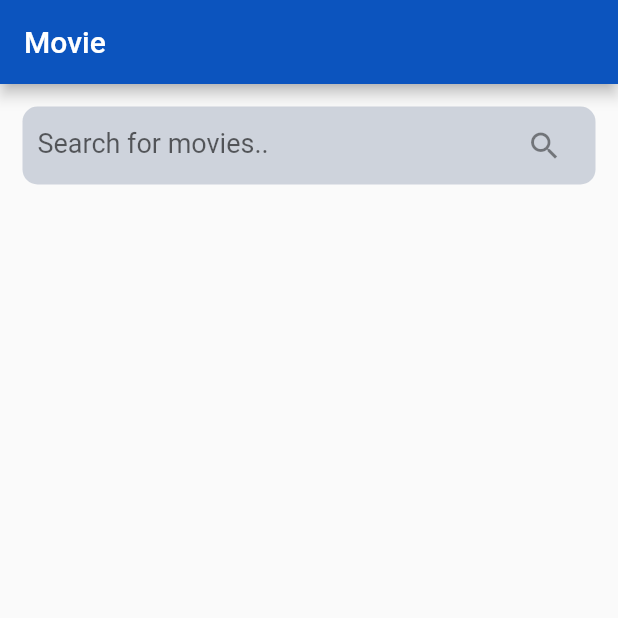
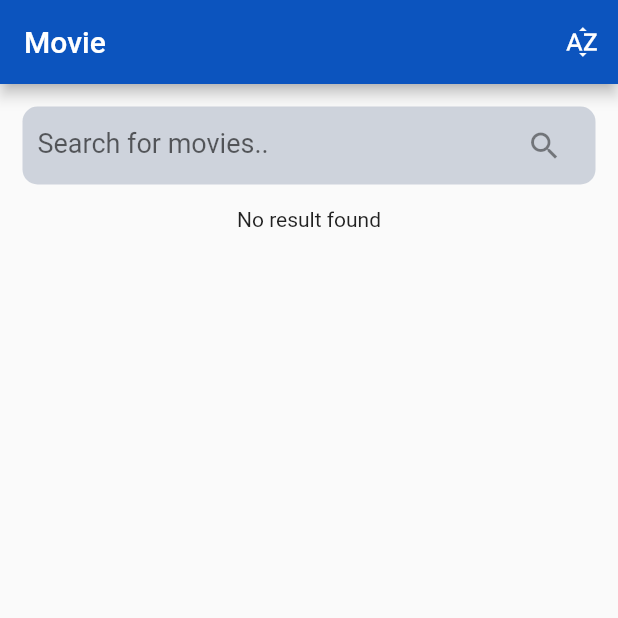
Before and after one commit to rajatsingh8860/movie_app_with_mvvm_and_hive, a Flutter app: the screen it shows after launch, on a phone screen of 412 x 824 dp, the top half of it. Run offline on Flutter 3.47's test engine with Material 2 defaults, Android fonts, the phone set to English and light mode, and no system bars; our stand-ins replace cached_network_image, dio, firebase_analytics, firebase_core, firebase_crashlytics, flutter_bloc and 7 more; accounts and stored records are empty; network calls fail; Roboto replaces fonts that are missing (poppins).

Commit message:
added sort filter

```diff
--- a/lib/main.dart
+++ b/lib/main.dart
@@ -18,15 +18,12 @@ Future<void> main() async {
     await Hive.initFlutter();
     Hive.registerAdapter(MovieModelAdapter());
 
-
-
     SystemChrome.setPreferredOrientations([
       DeviceOrientation.portraitUp,
       DeviceOrientation.portraitDown,
     ]);
     runApp(const App());
     await initFirebase();
-
   }, (error, stack) => FirebaseCrashlytics.instance.recordError(error, stack));
 }
 
--- a/lib/view/home/home_view.dart
+++ b/lib/view/home/home_view.dart
@@ -13,24 +13,44 @@ class HomePage extends StatelessWidget {
   Widget build(BuildContext context) {
     Size size = MediaQuery.of(context).size;
 
-    return Scaffold(
-      appBar: AppBar(
+    return BlocProvider(
+      create: (context) => HomeBloc()..add(const HomeEvent.fetchMovie()),
+      child: Scaffold(
+        appBar: PreferredSize(
+          preferredSize: const Size.fromHeight(56),
+          child: BlocBuilder<HomeBloc, HomeState>(
+            builder: (context, state) {
+              return AppBar(
                 backgroundColor: const Color(0xff0C54BE),
                 title: const Text("Movie"),
+                actions: state.isLoading
+                    ? []
+                    : [
+                        IconButton(
+                            onPressed: () {
+                              context
+                                  .read<HomeBloc>()
+                                  .add(const HomeEvent.sortButtonClicked());
+                            },
+                            icon: const Icon(Icons.sort_by_alpha))
+                      ],
+              );
+            },
           ),
-      body: BlocProvider(
-          create: (context) => HomeBloc()..add(const HomeEvent.fetchMovie()),
-          child: BlocConsumer<HomeBloc, HomeState>(
+        ),
+        body: BlocConsumer<HomeBloc, HomeState>(
           listener: (context, state) {
             if (state.isConnected && state.startFetching) {
               context.read<HomeBloc>().add(const HomeEvent.fetchMovie());
             }
+            if (state.sortButtonClicked) {
+              context.read<HomeBloc>().add(const HomeEvent.sortMovie());
+            }
           },
           builder: (context, state) {
             List<MovieModel> searchedMovieModel = state.movieModel
-                  .where((p) => p.title!
-                      .toLowerCase()
-                      .contains(state.query.toLowerCase()))
+                .where((p) =>
+                    p.title!.toLowerCase().contains(state.query.toLowerCase()))
                 .toList();
 
             return !state.isConnected
@@ -84,7 +104,9 @@ class HomePage extends StatelessWidget {
                                   ),
                                 ),
                               ),
-                                Expanded(
+                              searchedMovieModel.isEmpty
+                                  ? const Text("No result found")
+                                  : Expanded(
                                       child: ListView.builder(
                                           itemCount: searchedMovieModel.length,
                                           itemBuilder: (context, index) {
@@ -98,10 +120,12 @@ class HomePage extends StatelessWidget {
                                                             searchedMovieModel[
                                                                     index]
                                                                 .posterPath,
-                                                    title: searchedMovieModel[
+                                                        title:
+                                                            searchedMovieModel[
                                                                     index]
                                                                 .title,
-                                                    content: searchedMovieModel[
+                                                        content:
+                                                            searchedMovieModel[
                                                                     index]
                                                                 .overview,
                                                         mediaType:
@@ -112,7 +136,8 @@ class HomePage extends StatelessWidget {
                                                 },
                                                 child: MovieTile(
                                                   index: index,
-                                              movieModel: searchedMovieModel,
+                                                  movieModel:
+                                                      searchedMovieModel,
                                                 ));
                                           }),
                                     ),
@@ -121,7 +146,8 @@ class HomePage extends StatelessWidget {
                         ),
                       );
           },
-          )),
+        ),
+      ),
     );
   }
 }
--- a/lib/view_model/home/home_event.dart
+++ b/lib/view_model/home/home_event.dart
@@ -5,5 +5,7 @@ class HomeEvent with _$HomeEvent {
   const factory HomeEvent.started() = _Started;
   const factory HomeEvent.fetchMovie() = _FetchMovie;
   const factory HomeEvent.queryChanged(String query) = _QueryChanged;
-  const factory HomeEvent.checkConnection() = CheckConnection;
+  const factory HomeEvent.checkConnection() = _CheckConnection;
+  const factory HomeEvent.sortMovie() = _SortMovie;
+  const factory HomeEvent.sortButtonClicked() = _SortButtonClicked;
 }
--- a/lib/view_model/home/home_state.dart
+++ b/lib/view_model/home/home_state.dart
@@ -2,17 +2,23 @@ part of 'home_bloc.dart';
 
 @freezed
 class HomeState with _$HomeState {
-  const factory HomeState({
-    required List<MovieModel> movieModel,
-    @Default(false) isLoading,
-    @Default('') errorText,
-    @Default('') query,
-    @Default(true) isConnected,
-    @Default(false) startFetching
-  }) = _HomeState;
+  const factory HomeState(
+      {required List<MovieModel> movieModel,
+      @Default(false) isLoading,
+      @Default('') errorText,
+      @Default('') query,
+      @Default(0) sortValue,
+      @Default(false) sortButtonClicked,
+      @Default(true) isConnected,
+      @Default(false) startFetching}) = _HomeState;
 
-  factory HomeState.initial() =>
-      const HomeState(movieModel: [], isLoading: false, errorText: '',query: '',isConnected: true,startFetching: false);
-
-
+  factory HomeState.initial() => const HomeState(
+      movieModel: [],
+      isLoading: false,
+      errorText: '',
+     sortValue: 0,
+     sortButtonClicked: false,
+      query: '',
+      isConnected: true,
+      startFetching: false);
 }
```
Also changed, not shown: lib/view_model/home/home_bloc.dart (+29 -14 lines), lib/view_model/home/home_bloc.freezed.dart. Lines whose indentation alone changed are shown as unchanged.
